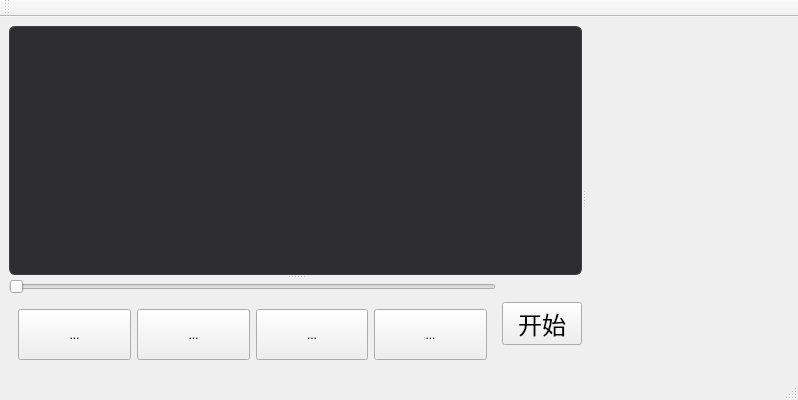
First picture: the form in ui/mainwindow.ui, repository rainzyx1114/ProgrammingDesign-FinalWork, before the edit.
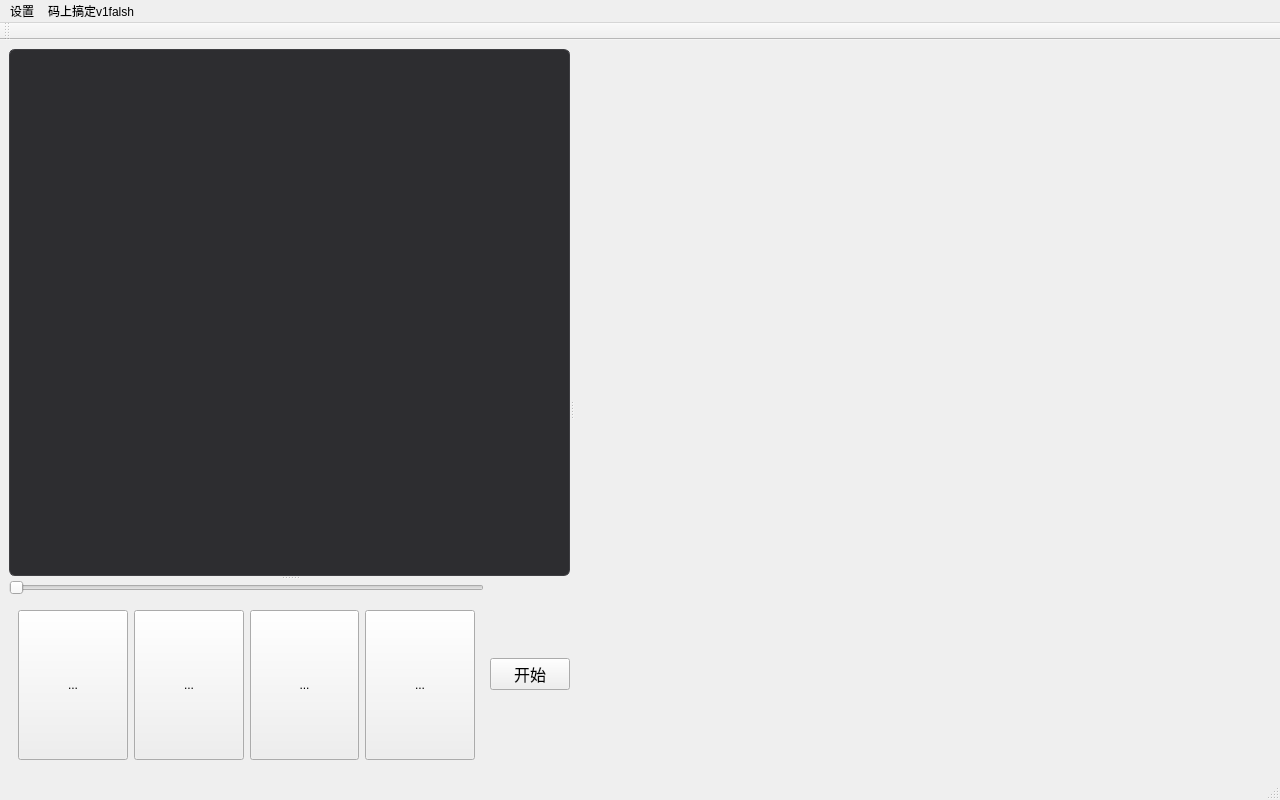
Second picture: the form after the edit. Icons and pictures are not drawn.

```diff
--- a/ui/mainwindow.ui
+++ b/ui/mainwindow.ui
@@ -6,8 +6,8 @@
    <rect>
     <x>0</x>
     <y>0</y>
-    <width>798</width>
-    <height>400</height>
+    <width>1280</width>
+    <height>800</height>
    </rect>
   </property>
   <property name="minimumSize">
@@ -81,31 +81,18 @@
            <property name="font">
             <font>
              <family>Consolas</family>
-             <pointsize>16</pointsize>
+             <pointsize>12</pointsize>
             </font>
            </property>
           </widget>
           <widget class="QWidget" name="bottom_widget" native="true">
+           <property name="minimumSize">
+            <size>
+             <width>0</width>
+             <height>50</height>
+            </size>
+           </property>
            <layout class="QGridLayout" name="gridLayout">
-            <item row="0" column="0">
-             <widget class="QSlider" name="horizontalSlider">
-              <property name="orientation">
-               <enum>Qt::Orientation::Horizontal</enum>
-              </property>
-             </widget>
-            </item>
-            <item row="0" column="1" rowspan="2">
-             <widget class="QPushButton" name="start_button">
-              <property name="font">
-               <font>
-                <pointsize>18</pointsize>
-               </font>
-              </property>
-              <property name="text">
-               <string>开始</string>
-              </property>
-             </widget>
-            </item>
             <item row="1" column="0">
              <widget class="QWidget" name="widget_3" native="true">
               <layout class="QHBoxLayout" name="horizontalLayout">
@@ -200,6 +187,25 @@
               </layout>
              </widget>
             </item>
+            <item row="0" column="1" rowspan="2">
+             <widget class="QPushButton" name="start_button">
+              <property name="font">
+               <font>
+                <pointsize>12</pointsize>
+               </font>
+              </property>
+              <property name="text">
+               <string>开始</string>
+              </property>
+             </widget>
+            </item>
+            <item row="0" column="0">
+             <widget class="QSlider" name="slider">
+              <property name="orientation">
+               <enum>Qt::Orientation::Horizontal</enum>
+              </property>
+             </widget>
+            </item>
            </layout>
           </widget>
          </widget>
@@ -207,6 +213,12 @@
        </layout>
       </widget>
       <widget class="QScrollArea" name="StackScrollArea">
+       <property name="minimumSize">
+        <size>
+         <width>350</width>
+         <height>0</height>
+        </size>
+       </property>
        <property name="styleSheet">
         <string notr="true">QScrollArea {
     border: none;
@@ -284,8 +296,8 @@
          <rect>
           <x>0</x>
           <y>0</y>
-          <width>228</width>
-          <height>339</height>
+          <width>690</width>
+          <height>739</height>
          </rect>
         </property>
        </widget>
@@ -299,10 +311,24 @@
     <rect>
      <x>0</x>
      <y>0</y>
-     <width>798</width>
+     <width>1280</width>
      <height>17</height>
     </rect>
    </property>
+   <widget class="QMenu" name="menuSettings">
+    <property name="title">
+     <string>设置</string>
+    </property>
+    <addaction name="actionFontSize"/>
+    <addaction name="actionFontColor"/>
+   </widget>
+   <widget class="QMenu" name="menu_v1falsh">
+    <property name="title">
+     <string>码上搞定v1falsh</string>
+    </property>
+   </widget>
+   <addaction name="menuSettings"/>
+   <addaction name="menu_v1falsh"/>
   </widget>
   <widget class="QStatusBar" name="statusbar"/>
   <widget class="QToolBar" name="toolBar">
```
Left out of the diff: 28 changed lines with no effect on the pictures.
